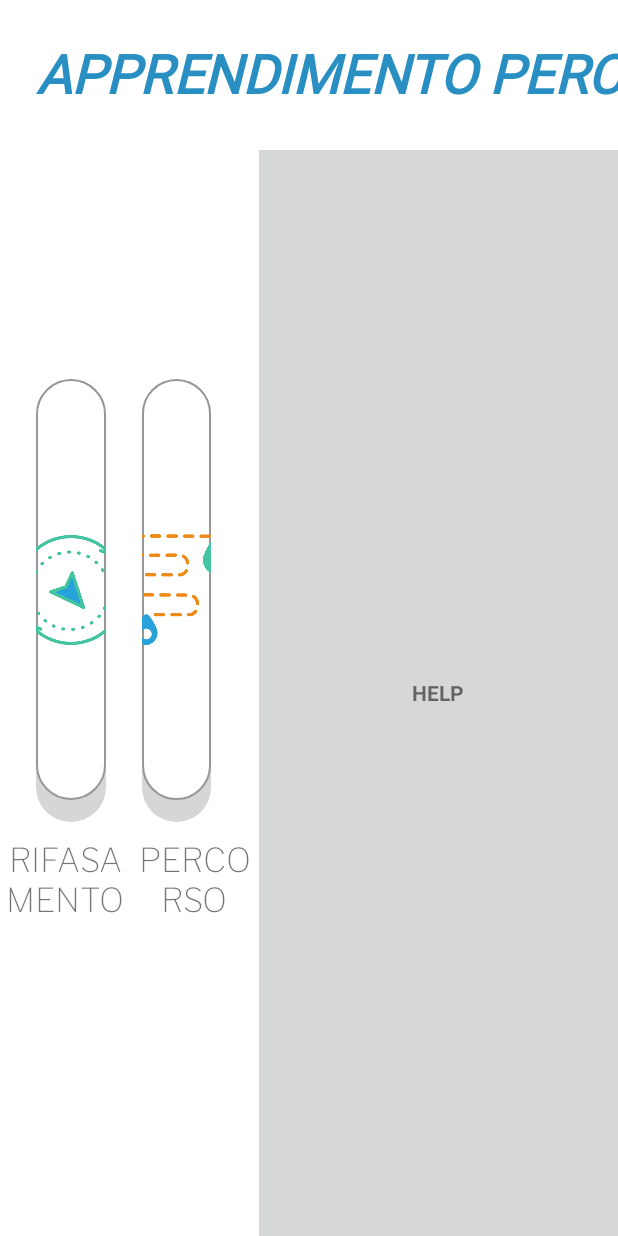
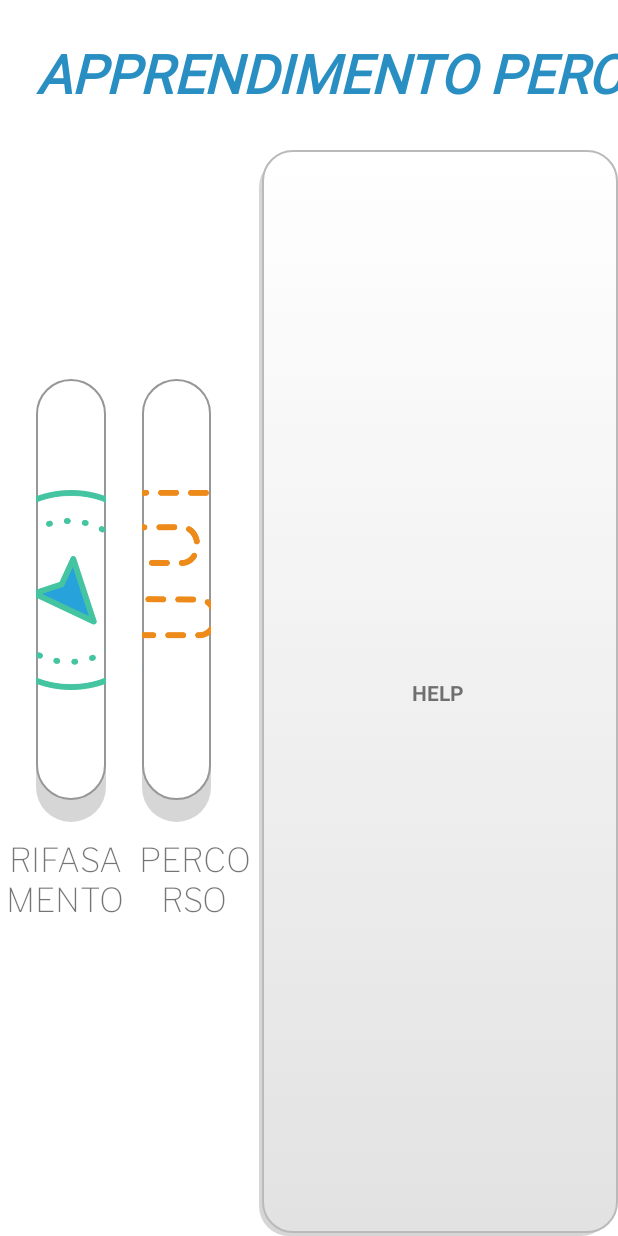
Before and after one commit to AlessioDiNardo/Login, an Android app: the Apprendimento screen opened directly, with no data from a screen before it, on a phone screen of 412 x 824 dp. Run offline under Robolectric (Android 15) with nearby library versions, the phone set to English and light mode, and no system bars; Roboto replaces fonts that are not available here.

Commit message:
Final step 1

```diff
--- /dev/null
+++ b/app/src/main/res/drawable/text_view_selector_apprendimento.xml
@@ -0,0 +1,23 @@
+<selector xmlns:android="http://schemas.android.com/apk/res/android">
+    <item>
+        <layer-list>
+            <item android:right="5dp" android:top="5dp">
+                <shape>
+                    <corners android:radius="20dp" />
+                    <solid android:color="#D6D6D6" />
+                </shape>
+            </item>
+            <item android:bottom="2dp" android:left="2dp">
+                <shape>
+                    <gradient android:angle="270"
+                        android:endColor="#E2E2E2" android:startColor="#FFFFFF" />
+                    <stroke android:width="1dp" android:color="#BABABA" />
+                    <corners android:radius="20dp" />
+                    <padding android:bottom="10dp" android:left="10dp"
+                        android:right="10dp" android:top="10dp" />
+                </shape>
+            </item>
+        </layer-list>
+    </item>
+
+</selector>
--- a/app/src/main/res/layout/activity_apprendimento.xml
+++ b/app/src/main/res/layout/activity_apprendimento.xml
@@ -51,10 +51,10 @@
         android:layout_marginBottom="24dp"
         android:adjustViewBounds="false"
         android:background="@drawable/button_selector"
-        android:paddingLeft="60dp"
-        android:paddingTop="45dp"
-        android:paddingRight="60dp"
-        android:paddingBottom="60dp"
+        android:paddingLeft="90dp"
+        android:paddingTop="75dp"
+        android:paddingRight="90dp"
+        android:paddingBottom="90dp"
         android:scaleType="centerInside"
         app:layout_constraintBottom_toBottomOf="parent"
         app:layout_constraintEnd_toStartOf="@+id/percorso"
@@ -71,10 +71,10 @@
         android:layout_marginRight="24dp"
         android:layout_marginBottom="24dp"
         android:background="@drawable/button_selector"
-        android:paddingLeft="60dp"
-        android:paddingTop="45dp"
-        android:paddingRight="60dp"
-        android:paddingBottom="60dp"
+        android:paddingLeft="90dp"
+        android:paddingTop="75dp"
+        android:paddingRight="90dp"
+        android:paddingBottom="90dp"
         android:scaleType="centerInside"
         app:layout_constraintBottom_toBottomOf="parent"
         app:layout_constraintEnd_toStartOf="@+id/Helptextview"
@@ -90,7 +90,7 @@
         android:layout_marginStart="8dp"
         android:layout_marginLeft="8dp"
         android:layout_marginTop="100dp"
-        android:background="?attr/colorButtonNormal"
+        android:background="@drawable/text_view_selector_apprendimento"
         android:gravity="center"
         android:text="HELP"
         android:textAlignment="center"
--- a/app/src/main/res/layout/activity_esecuzione.xml
+++ b/app/src/main/res/layout/activity_esecuzione.xml
@@ -34,7 +34,7 @@
         android:layout_marginEnd="4dp"
         android:layout_marginRight="4dp"
         android:layout_marginBottom="24dp"
-        android:background="@drawable/button_selector_esecuzione"
+        android:background="@drawable/text_view_selector_apprendimento"
         android:gravity="center"
         android:text="MESSAGGI"
         android:textAlignment="center"
--- a/app/src/main/res/layout/activity_main.xml
+++ b/app/src/main/res/layout/activity_main.xml
@@ -15,10 +15,11 @@
         android:layout_marginLeft="24dp"
         android:layout_marginTop="24dp"
         android:text="@string/rmx_controller"
-        android:textAllCaps="false"
+        android:textAllCaps="true"
         android:textAppearance="@style/TextAppearance.AppCompat.Title"
         android:textColor="#298FC2"
         android:textSize="36sp"
+        android:textStyle="bold"
         app:fontFamily="@font/libre_franklin_semibold"
         app:layout_constraintStart_toStartOf="parent"
         app:layout_constraintTop_toTopOf="parent" />
@@ -110,7 +111,7 @@
         android:layout_marginEnd="24dp"
         android:layout_marginRight="24dp"
         android:layout_marginBottom="24dp"
-        android:background="@android:color/white"
+        android:background="@drawable/button_selector_esecuzione"
         android:scaleType="centerInside"
         app:layout_constraintBottom_toBottomOf="parent"
         app:layout_constraintEnd_toEndOf="parent"
@@ -125,7 +126,7 @@
         android:layout_marginEnd="8dp"
         android:layout_marginRight="8dp"
         android:layout_marginBottom="24dp"
-        android:background="@android:color/white"
+        android:background="@drawable/button_selector_esecuzione"
         android:scaleType="centerInside"
         app:layout_constraintBottom_toBottomOf="parent"
         app:layout_constraintEnd_toStartOf="@+id/standby"
```
